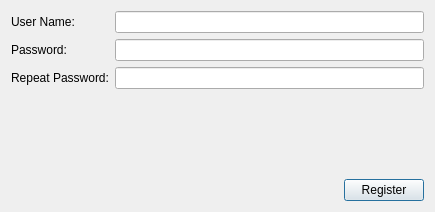
Qt form src/ui/registerwindow.ui (kiraYuukiAsuna/SwcDbmsQtClient) before a commit.
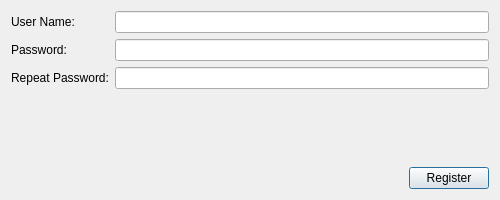
The same form after that commit.

```diff
--- a/src/ui/registerwindow.ui
+++ b/src/ui/registerwindow.ui
@@ -6,8 +6,8 @@
    <rect>
     <x>0</x>
     <y>0</y>
-    <width>435</width>
-    <height>212</height>
+    <width>500</width>
+    <height>200</height>
    </rect>
   </property>
   <property name="windowTitle">
```
